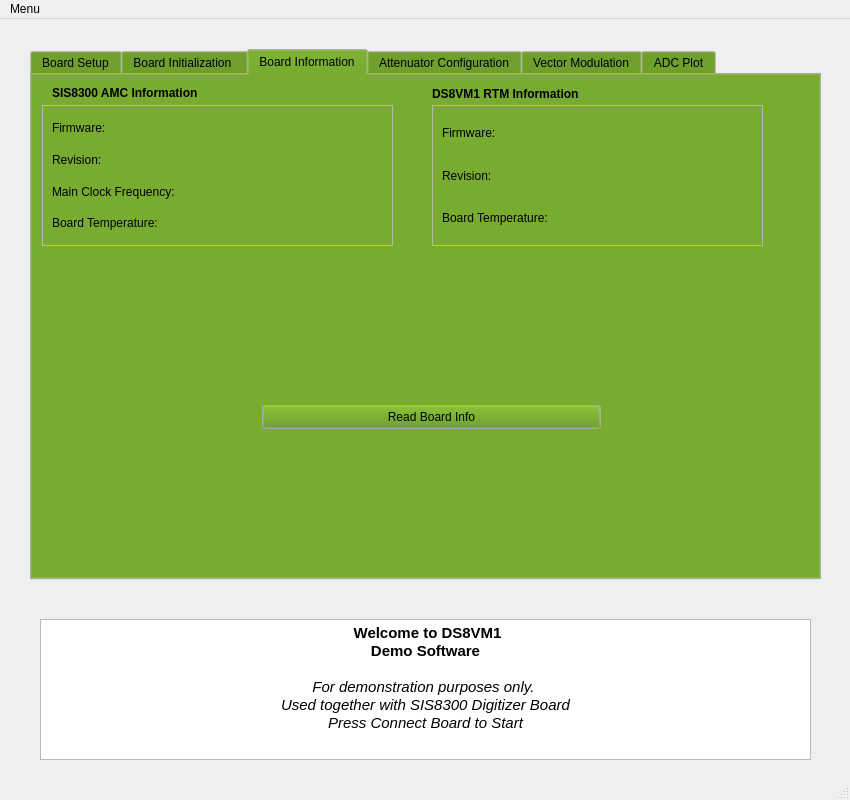
cagil-gumus/Demo_Software, file Demo_GUI.ui: the form before one commit.
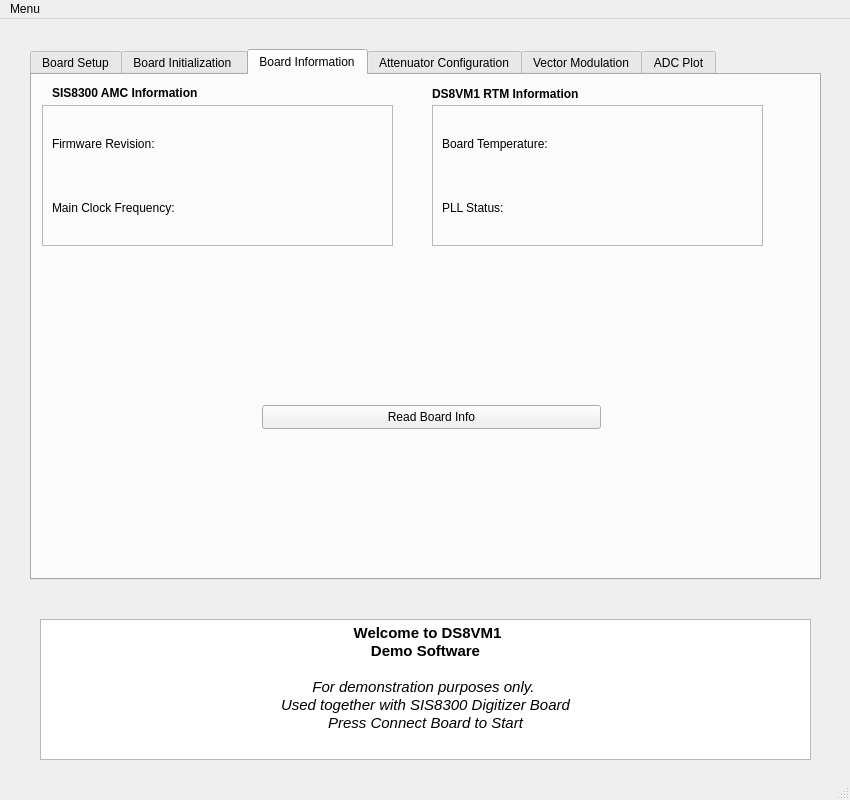
The form after the commit. The open tabs and pages were chosen to show the change. Icons and pictures are not drawn.

Commit message: Added PLL Status Info DAQ Reading Region changed Firmware Revision bug fixed

Diff of the .ui file:
```diff
--- a/Demo_GUI.ui
+++ b/Demo_GUI.ui
@@ -41,97 +41,6 @@
       <height>531</height>
      </rect>
     </property>
-    <property name="palette">
-     <palette>
-      <active>
-       <colorrole role="Button">
-        <brush brushstyle="SolidPattern">
-         <color alpha="255">
-          <red>86</red>
-          <green>147</green>
-          <blue>6</blue>
-         </color>
-        </brush>
-       </colorrole>
-       <colorrole role="Base">
-        <brush brushstyle="SolidPattern">
-         <color alpha="255">
-          <red>255</red>
-          <green>255</green>
-          <blue>255</blue>
-         </color>
-        </brush>
-       </colorrole>
-       <colorrole role="Window">
-        <brush brushstyle="SolidPattern">
-         <color alpha="255">
-          <red>241</red>
-          <green>237</green>
-          <blue>228</blue>
-         </color>
-        </brush>
-       </colorrole>
-      </active>
-      <inactive>
-       <colorrole role="Button">
-        <brush brushstyle="SolidPattern">
-         <color alpha="255">
-          <red>86</red>
-          <green>147</green>
-          <blue>6</blue>
-         </color>
-        </brush>
-       </colorrole>
-       <colorrole role="Base">
-        <brush brushstyle="SolidPattern">
-         <color alpha="255">
-          <red>255</red>
-          <green>255</green>
-          <blue>255</blue>
-         </color>
-        </brush>
-       </colorrole>
-       <colorrole role="Window">
-        <brush brushstyle="SolidPattern">
-         <color alpha="255">
-          <red>241</red>
-          <green>237</green>
-          <blue>228</blue>
-         </color>
-        </brush>
-       </colorrole>
-      </inactive>
-      <disabled>
-       <colorrole role="Button">
-        <brush brushstyle="SolidPattern">
-         <color alpha="255">
-          <red>86</red>
-          <green>147</green>
-          <blue>6</blue>
-         </color>
-        </brush>
-       </colorrole>
-       <colorrole role="Base">
-        <brush brushstyle="SolidPattern">
-         <color alpha="255">
-          <red>241</red>
-          <green>237</green>
-          <blue>228</blue>
-         </color>
-        </brush>
-       </colorrole>
-       <colorrole role="Window">
-        <brush brushstyle="SolidPattern">
-         <color alpha="255">
-          <red>241</red>
-          <green>237</green>
-          <blue>228</blue>
-         </color>
-        </brush>
-       </colorrole>
-      </disabled>
-     </palette>
-    </property>
     <property name="currentIndex">
      <number>0</number>
     </property>
@@ -449,26 +358,19 @@
       </property>
       <layout class="QVBoxLayout" name="verticalLayout_4">
        <item>
-        <widget class="QLabel" name="label_rtm_firmware">
-         <property name="text">
-          <string>Firmware:</string>
-         </property>
-        </widget>
-       </item>
-       <item>
-        <widget class="QLabel" name="label_rtm_revision">
-         <property name="text">
-          <string>Revision:</string>
-         </property>
-        </widget>
-       </item>
-       <item>
-        <widget class="QLabel" name="label_boardtemperature_2">
+        <widget class="QLabel" name="label_rtm_boardtemperature">
          <property name="text">
           <string>Board Temperature:</string>
          </property>
         </widget>
        </item>
+       <item>
+        <widget class="QLabel" name="label_pll_status_2">
+         <property name="text">
+          <string>PLL Status:</string>
+         </property>
+        </widget>
+       </item>
       </layout>
      </widget>
      <widget class="QPushButton" name="pushButton_readboardinfo">
@@ -509,14 +411,7 @@
        <item>
         <widget class="QLabel" name="label_amc_firmware">
          <property name="text">
-          <string>Firmware:</string>
-         </property>
-        </widget>
-       </item>
-       <item>
-        <widget class="QLabel" name="label_amc_revision">
-         <property name="text">
-          <string>Revision:</string>
+          <string>Firmware Revision:</string>
          </property>
         </widget>
        </item>
@@ -527,13 +422,6 @@
          </property>
         </widget>
        </item>
-       <item>
-        <widget class="QLabel" name="label_boardtemperature">
-         <property name="text">
-          <string>Board Temperature:</string>
-         </property>
-        </widget>
-       </item>
       </layout>
      </widget>
      <widget class="QLabel" name="label_6">
```
Left out of the diff: 36 changed lines with no effect on the pictures. The commit also changes 3 other files.
